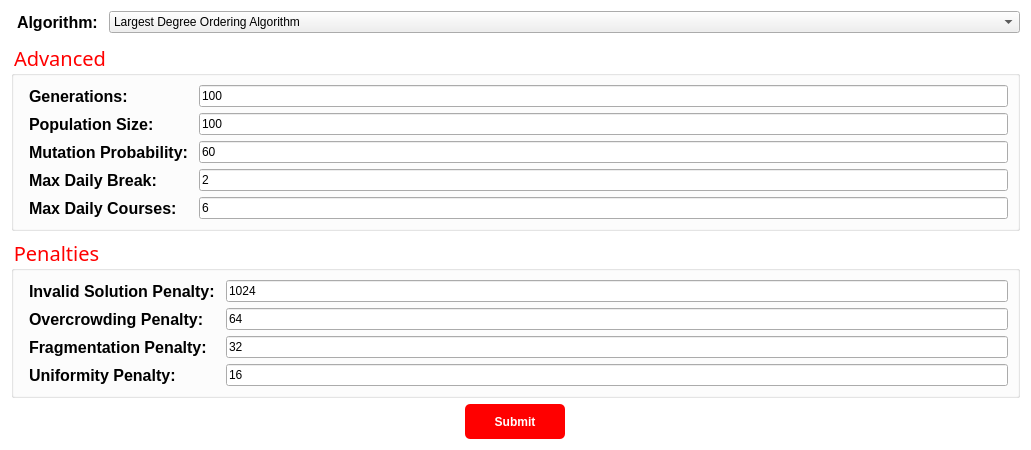
Qt form src/views/configuration_form/ConfigurationForm.ui (TudorMaxim/flag_colouring_model) before a commit.
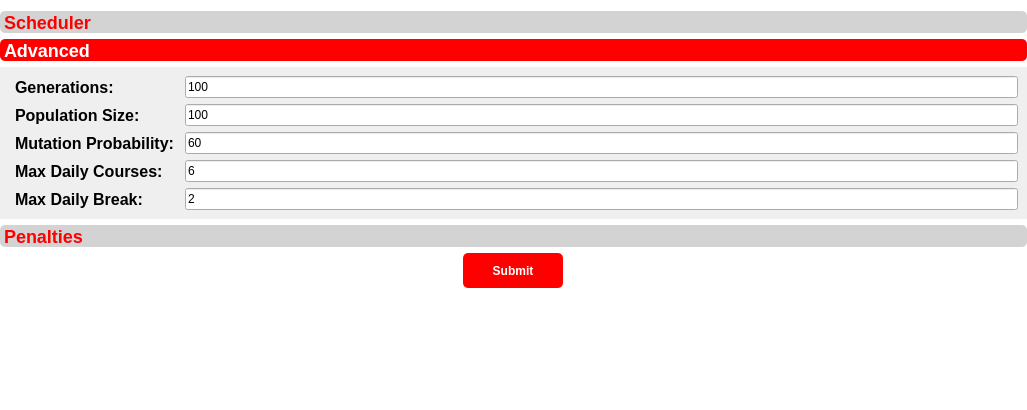
The same form after that commit. The open tabs and pages were chosen to show the change.

Patch:
```diff
--- a/src/views/configuration_form/ConfigurationForm.ui
+++ b/src/views/configuration_form/ConfigurationForm.ui
@@ -6,12 +6,12 @@
    <rect>
     <x>0</x>
     <y>0</y>
-    <width>1031</width>
-    <height>450</height>
+    <width>1027</width>
+    <height>410</height>
    </rect>
   </property>
   <property name="sizePolicy">
-   <sizepolicy hsizetype="Preferred" vsizetype="Fixed">
+   <sizepolicy hsizetype="Preferred" vsizetype="Preferred">
     <horstretch>0</horstretch>
     <verstretch>0</verstretch>
    </sizepolicy>
@@ -22,7 +22,7 @@
   <property name="styleSheet">
    <string notr="true">QWidget#ConfigurationForm {
 	background: white;
-	max-height: 450px;
+	/* max-height: 450px; */
 }
 
 QLabel {
@@ -32,10 +32,21 @@
 	margin-left: 2px;
 }
 
-QGroupBox {
-	font: MS Shell Dlg;
-	font-size: 20px;
+QToolBox {
+	background-color: white;
+}
+
+QToolBox::tab {
+	font-size: 18px;
 	color: red;
+	font-weight: bold;
+	background-color: 	#D3D3D3;
+	border-radius: 5px;
+}
+
+QToolBox::tab:selected {
+    background-color: red;
+	color: white;
 }
 
 QPushButton {
@@ -52,9 +63,51 @@
 }</string>
   </property>
   <layout class="QVBoxLayout" name="verticalLayout">
+   <property name="leftMargin">
+    <number>0</number>
+   </property>
+   <property name="rightMargin">
+    <number>0</number>
+   </property>
+   <item>
+    <widget class="QToolBox" name="tool_box">
+     <property name="sizePolicy">
+      <sizepolicy hsizetype="Preferred" vsizetype="Fixed">
+       <horstretch>0</horstretch>
+       <verstretch>0</verstretch>
+      </sizepolicy>
+     </property>
+     <property name="maximumSize">
+      <size>
+       <width>16777215</width>
+       <height>350</height>
+      </size>
+     </property>
+     <property name="currentIndex">
+      <number>0</number>
+     </property>
+     <widget class="QWidget" name="algorithm_page">
+      <property name="geometry">
+       <rect>
+        <x>0</x>
+        <y>0</y>
+        <width>1027</width>
+        <height>53</height>
+       </rect>
+      </property>
+      <property name="sizePolicy">
+       <sizepolicy hsizetype="Preferred" vsizetype="Fixed">
+        <horstretch>0</horstretch>
+        <verstretch>0</verstretch>
+       </sizepolicy>
+      </property>
+      <attribute name="label">
+       <string>Scheduler</string>
+      </attribute>
+      <layout class="QVBoxLayout" name="verticalLayout_2">
    <item>
     <layout class="QFormLayout" name="main_form_layout">
-     <item row="0" column="0">
+         <item row="1" column="0">
       <widget class="QLabel" name="algorithm_label">
        <property name="styleSheet">
         <string notr="true"/>
@@ -64,7 +117,7 @@
        </property>
       </widget>
      </item>
-     <item row="0" column="1">
+         <item row="1" column="1">
       <widget class="QComboBox" name="algorithm_combo_box">
        <item>
         <property name="text">
@@ -90,54 +143,79 @@
      </item>
     </layout>
    </item>
-   <item>
-    <widget class="QGroupBox" name="advanced_group_box">
-     <property name="title">
+      </layout>
+     </widget>
+     <widget class="QWidget" name="advanced_page">
+      <property name="geometry">
+       <rect>
+        <x>0</x>
+        <y>0</y>
+        <width>1027</width>
+        <height>162</height>
+       </rect>
+      </property>
+      <attribute name="label">
       <string>Advanced</string>
-     </property>
+      </attribute>
+      <layout class="QHBoxLayout" name="horizontalLayout">
+       <item>
      <layout class="QFormLayout" name="formLayout">
-      <item row="1" column="0">
+         <item row="0" column="0">
        <widget class="QLabel" name="genrations_label">
         <property name="text">
          <string>Generations:</string>
         </property>
        </widget>
       </item>
-      <item row="1" column="1">
+         <item row="0" column="1">
        <widget class="QLineEdit" name="generations_input">
         <property name="text">
          <string>100</string>
         </property>
        </widget>
       </item>
-      <item row="2" column="0">
+         <item row="1" column="0">
        <widget class="QLabel" name="population_size_label">
         <property name="text">
          <string>Population Size:</string>
         </property>
        </widget>
       </item>
-      <item row="2" column="1">
+         <item row="1" column="1">
        <widget class="QLineEdit" name="population_size_input">
         <property name="text">
          <string>100</string>
         </property>
        </widget>
       </item>
-      <item row="3" column="0">
+         <item row="2" column="0">
        <widget class="QLabel" name="mutation_rate_label">
         <property name="text">
          <string>Mutation Probability:</string>
         </property>
        </widget>
       </item>
-      <item row="3" column="1">
+         <item row="2" column="1">
        <widget class="QLineEdit" name="mutation_rate_input">
         <property name="text">
          <string>60</string>
         </property>
        </widget>
       </item>
+         <item row="3" column="0">
+          <widget class="QLabel" name="max_courses_per_day_label">
+           <property name="text">
+            <string>Max Daily Courses: </string>
+           </property>
+          </widget>
+         </item>
+         <item row="3" column="1">
+          <widget class="QLineEdit" name="max_courses_per_day_input">
+           <property name="text">
+            <string>6</string>
+           </property>
+          </widget>
+         </item>
       <item row="4" column="0">
        <widget class="QLabel" name="max_daily_break_label">
         <property name="text">
@@ -152,29 +230,31 @@
         </property>
        </widget>
       </item>
-      <item row="5" column="0">
-       <widget class="QLabel" name="max_courses_per_day_label">
-        <property name="text">
-         <string>Max Daily Courses: </string>
-        </property>
-       </widget>
-      </item>
-      <item row="5" column="1">
-       <widget class="QLineEdit" name="max_courses_per_day_input">
-        <property name="text">
-         <string>6</string>
-        </property>
-       </widget>
-      </item>
-     </layout>
-    </widget>
-   </item>
-   <item>
-    <widget class="QGroupBox" name="penalties_group_box">
-     <property name="title">
+        </layout>
+       </item>
+      </layout>
+     </widget>
+     <widget class="QWidget" name="penalties_page">
+      <property name="geometry">
+       <rect>
+        <x>0</x>
+        <y>0</y>
+        <width>1027</width>
+        <height>133</height>
+       </rect>
+      </property>
+      <property name="maximumSize">
+       <size>
+        <width>16777215</width>
+        <height>200</height>
+       </size>
+      </property>
+      <attribute name="label">
       <string>Penalties</string>
-     </property>
-     <layout class="QFormLayout" name="formLayout_2">
+      </attribute>
+      <layout class="QVBoxLayout" name="verticalLayout_3">
+       <item>
+        <layout class="QFormLayout" name="formLayout_3">
       <item row="0" column="0">
        <widget class="QLabel" name="invalid_solution_label">
         <property name="text">
@@ -232,6 +312,9 @@
        </widget>
       </item>
      </layout>
+       </item>
+      </layout>
+     </widget>
     </widget>
    </item>
    <item>
@@ -251,6 +334,19 @@
      </item>
     </layout>
    </item>
+   <item>
+    <spacer name="verticalSpacer">
+     <property name="orientation">
+      <enum>Qt::Vertical</enum>
+     </property>
+     <property name="sizeHint" stdset="0">
+      <size>
+       <width>20</width>
+       <height>40</height>
+      </size>
+     </property>
+    </spacer>
+   </item>
   </layout>
  </widget>
  <resources/>
```
Lines whose indentation alone changed are shown as unchanged.
